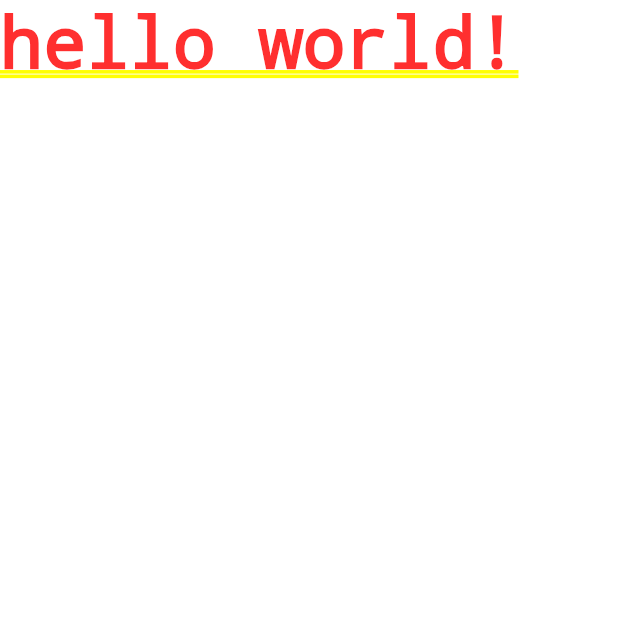
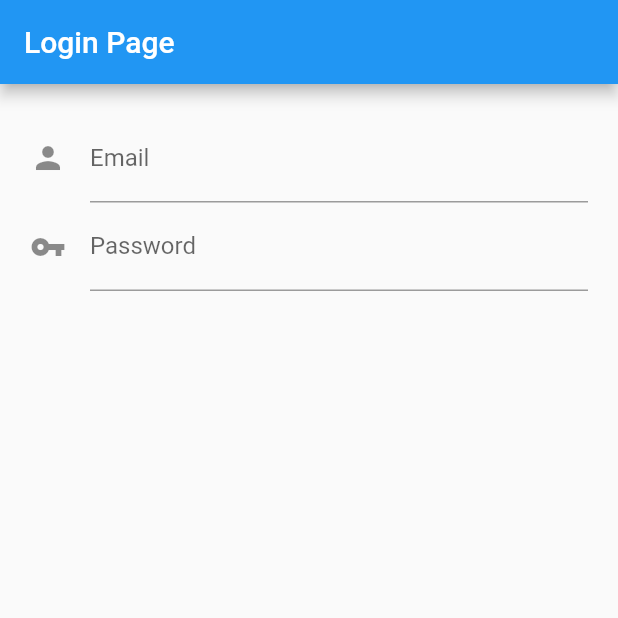
Before and after one commit to farce1/flutter_login_form, a Flutter app: the screen it shows after launch, on a phone screen of 412 x 824 dp, the top half of it. Run offline on Flutter 3.47's test engine with Material 2 defaults, Android fonts, the phone set to English and light mode, and no system bars.

Commit message:
login screen template

```diff
--- a/lib/src/app.dart
+++ b/lib/src/app.dart
@@ -1,9 +1,14 @@
 import 'package:flutter/material.dart';
+import './loginscreen.dart';
 
 class App extends StatelessWidget {
   Widget build(context) {
     return MaterialApp(
-      home: Text('hello world!'),
-    );
+        home: Scaffold(
+      appBar: AppBar(
+        title: Text('Login Page'),
+      ),
+      body: LoginScreen(),
+    ));
   }
 }
--- /dev/null
+++ b/lib/src/loginscreen.dart
@@ -0,0 +1,36 @@
+import 'package:flutter/material.dart';
+
+class LoginScreen extends StatefulWidget {
+  LoginScreen({Key key}) : super(key: key);
+
+  @override
+  _LoginScreenState createState() => _LoginScreenState();
+}
+
+class _LoginScreenState extends State<LoginScreen> {
+  @override
+  Widget build(BuildContext context) {
+    return Container(
+      padding: EdgeInsets.all(20.0),
+      child: Form(
+          child: Column(
+        children: <Widget>[
+          TextFormField(
+            decoration: InputDecoration(
+              icon: Icon(Icons.person),
+              hintText: 'What is your email?',
+              labelText: 'Email',
+            ),
+          ),
+          TextFormField(
+            decoration: InputDecoration(
+              icon: Icon(Icons.vpn_key),
+              hintText: 'What is yor password?',
+              labelText: 'Password',
+            ),
+          ),
+        ],
+      )),
+    );
+  }
+}
```
